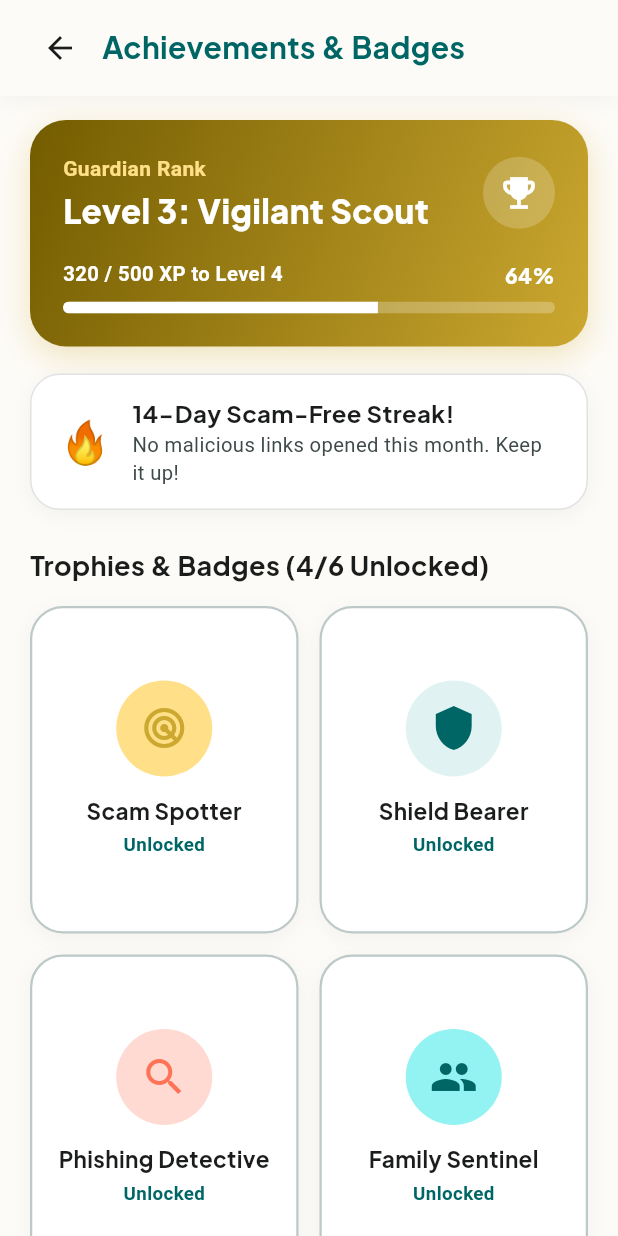
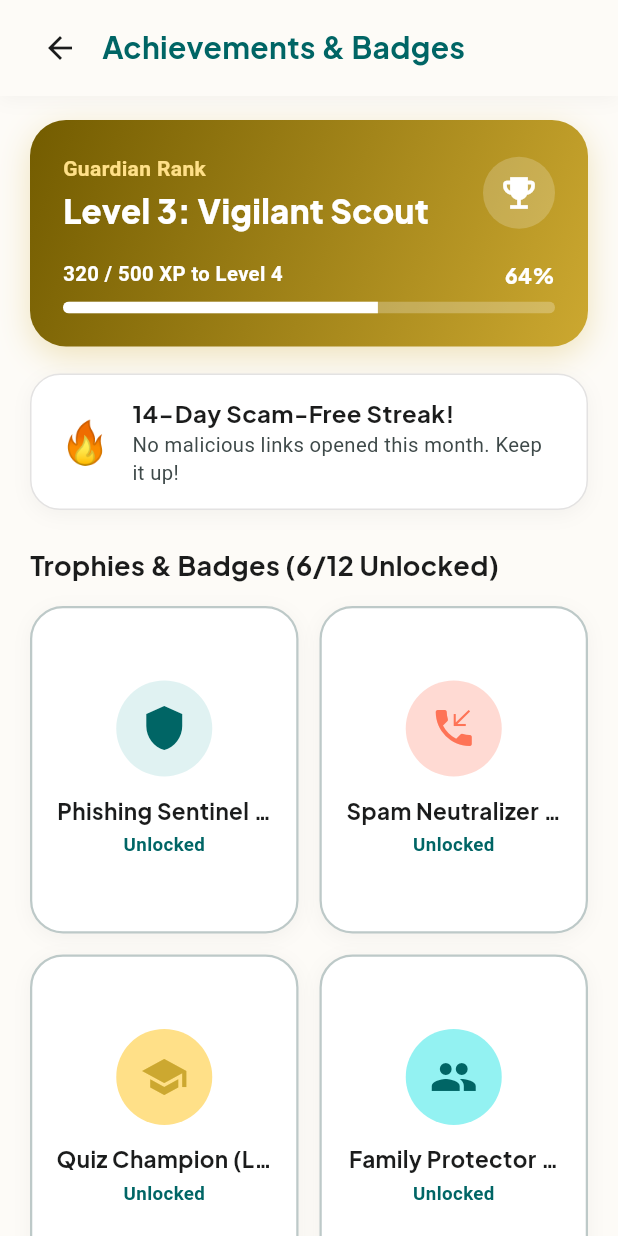
Before and after one commit to vrajmehta0407/safe-senior, a Flutter app: the AchievementsScreen screen opened directly, on a phone screen of 412 x 824 dp. Run offline on Flutter 3.47's test engine with Material 3 defaults, Android fonts, the phone set to English and light mode, and no system bars; our stand-ins replace dio, flutter_contacts, flutter_local_notifications, flutter_map, flutter_riverpod, flutter_tts and 13 more; missing offline and left inert: mailer, telephony; accounts and stored records are empty; network calls fail; project files that could hold a hidden picture were left out.

Commit message:
fix: resolve button text clipping & synchronize 12 defense badges across Home and Achievements

```diff
--- a/lib/screens/achievements_screen.dart
+++ b/lib/screens/achievements_screen.dart
@@ -5,45 +5,45 @@ import 'badge_detail_screen.dart';
 
 final List<BadgeItem> kSampleBadges = [
   const BadgeItem(
-    id: 'scam_spotter',
-    title: 'Scam Spotter',
-    description: 'Accurately detected 10+ dangerous phishing messages and spoofed bank links without clicking.',
-    category: 'Threat Radar',
-    icon: Icons.radar,
-    primaryColor: Color(0xFFCCA830),
-    bgTint: Color(0xFFFFE088),
-    isUnlocked: true,
-    currentProgress: 14,
-    targetProgress: 10,
-  ),
-  const BadgeItem(
-    id: 'shield_bearer',
-    title: 'Shield Bearer',
-    description: 'Maintained continuous 24/7 AI background protection for over 14 consecutive days.',
-    category: 'Protection',
+    id: 'phishing_sentinel',
+    title: 'Phishing Sentinel (Level 2)',
+    description: '10+ spoofed bank SMS and malicious links inspected and avoided without clicking.',
+    category: 'SMS & Web Defense',
     icon: Icons.shield,
     primaryColor: AppTheme.primaryTeal,
     bgTint: Color(0xFFE0F2F2),
     isUnlocked: true,
-    currentProgress: 14,
-    targetProgress: 14,
+    currentProgress: 12,
+    targetProgress: 10,
   ),
   const BadgeItem(
-    id: 'phishing_detective',
-    title: 'Phishing Detective',
-    description: 'Completed 4 interactive safety quiz scenarios with a 100% accuracy score.',
-    category: 'Knowledge',
-    icon: Icons.search,
+    id: 'spam_neutralizer',
+    title: 'Spam Neutralizer (Level 3)',
+    description: '15+ scam robocalls, spoofed police numbers and fake CBI calls screened and auto-blocked.',
+    category: 'Call Protection',
+    icon: Icons.phone_callback,
     primaryColor: Color(0xFFFE7356),
     bgTint: Color(0xFFFFDAD3),
     isUnlocked: true,
-    currentProgress: 4,
-    targetProgress: 4,
+    currentProgress: 18,
+    targetProgress: 15,
   ),
   const BadgeItem(
-    id: 'family_sentinel',
-    title: 'Family Sentinel',
-    description: 'Connected a primary guardian and tested emergency SOS broadcasting.',
+    id: 'quiz_champion',
+    title: 'Quiz Champion (Level 1)',
+    description: 'Achieved 100% accuracy on interactive senior fraud scenario drills in the Quiz Hub.',
+    category: 'Knowledge',
+    icon: Icons.school,
+    primaryColor: Color(0xFFCCA830),
+    bgTint: Color(0xFFFFE088),
+    isUnlocked: true,
+    currentProgress: 5,
+    targetProgress: 5,
+  ),
+  const BadgeItem(
+    id: 'family_protector',
+    title: 'Family Protector (Level 1)',
+    description: 'Primary guardian linked, emergency contacts verified, and 1-tap SOS connection established.',
     category: 'Family Care',
     icon: Icons.people,
     primaryColor: Color(0xFF006565),
@@ -53,21 +53,33 @@ final List<BadgeItem> kSampleBadges = [
     targetProgress: 1,
   ),
   const BadgeItem(
-    id: 'voice_guardian',
-    title: 'Voice Guardian',
-    description: 'Enabled microphone scanning and verified AI deepfake voice protection.',
+    id: 'shield_bearer',
+    title: 'Shield Bearer',
+    description: 'Maintained continuous 24/7 AI background protection for over 14 consecutive days.',
+    category: 'Protection',
+    icon: Icons.verified_user,
+    primaryColor: AppTheme.primaryTeal,
+    bgTint: Color(0xFFE0F2F2),
+    isUnlocked: true,
+    currentProgress: 14,
+    targetProgress: 14,
+  ),
+  const BadgeItem(
+    id: 'voice_shield',
+    title: 'Voice Shield',
+    description: 'Enabled microphone scanning, voice alerts, and verified AI deepfake voice protection.',
     category: 'AI Defense',
     icon: Icons.record_voice_over,
     primaryColor: Color(0xFF735C00),
     bgTint: Color(0xFFFFE088),
-    isUnlocked: false,
-    currentProgress: 0,
+    isUnlocked: true,
+    currentProgress: 1,
     targetProgress: 1,
   ),
   const BadgeItem(
     id: 'zero_leak',
     title: 'Zero Leak Master',
-    description: 'Kept OTP credentials secure for 30 consecutive days without exposure.',
+    description: 'Kept OTP credentials secure for 30 consecutive days without any unauthorized exposure.',
     category: 'Privacy',
     icon: Icons.lock,
     primaryColor: AppTheme.primaryTeal,
@@ -75,6 +87,66 @@ final List<BadgeItem> kSampleBadges = [
     isUnlocked: false,
     currentProgress: 18,
     targetProgress: 30,
+  ),
+  const BadgeItem(
+    id: 'cyber_scholar',
+    title: 'Cyber Scholar',
+    description: 'Complete 5 comprehensive interactive fraud scenario drills to master cyber safety.',
+    category: 'Knowledge',
+    icon: Icons.psychology,
+    primaryColor: Color(0xFF735C00),
+    bgTint: Color(0xFFFFE088),
+    isUnlocked: false,
+    currentProgress: 3,
+    targetProgress: 5,
+  ),
+  const BadgeItem(
+    id: 'safe_surfer',
+    title: 'Safe Surfer',
+    description: 'Inspect and verify 20+ URLs without visiting any blacklisted or fraudulent domains.',
+    category: 'Threat Radar',
+    icon: Icons.language,
+    primaryColor: AppTheme.primaryTeal,
+    bgTint: Color(0xFFE0F2F2),
+    isUnlocked: false,
+    currentProgress: 12,
+    targetProgress: 20,
+  ),
+  const BadgeItem(
+    id: 'emergency_ready',
+    title: 'Emergency Ready',
+    description: 'Configure emergency contacts, blood group, medical notes, and speed dials in emergency profile.',
+    category: 'Emergency',
+    icon: Icons.emergency,
+    primaryColor: Color(0xFFAA361F),
+    bgTint: Color(0xFFFFDAD6),
+    isUnlocked: false,
+    currentProgress: 2,
+    targetProgress: 3,
+  ),
+  const BadgeItem(
+    id: 'app_armor',
+    title: 'App Armor',
+    description: 'Complete device security audit and ensure camera, microphone, and SMS permissions are secured.',
+    category: 'Device Security',
+    icon: Icons.security,
+    primaryColor: Color(0xFF006565),
+    bgTint: Color(0xFFE0F2F2),
+    isUnlocked: false,
+    currentProgress: 3,
+    targetProgress: 4,
+  ),
+  const BadgeItem(
+    id: 'century_sentinel',
+    title: 'Century Sentinel',
+    description: 'Maintain uninterrupted senior cyber protection and threat monitoring for 100 consecutive days.',
+    category: 'Milestone',
+    icon: Icons.emoji_events,
+    primaryColor: Color(0xFFCCA830),
+    bgTint: Color(0xFFFFE088),
+    isUnlocked: false,
+    currentProgress: 14,
+    targetProgress: 100,
   ),
 ];
 
```
Also changed, not shown: lib/screens/daily_safety_tips_screen.dart (+6 -2 lines), lib/screens/home_screen.dart (+76 -60 lines), lib/screens/voice_assistant_screen.dart (+12 -4 lines).
